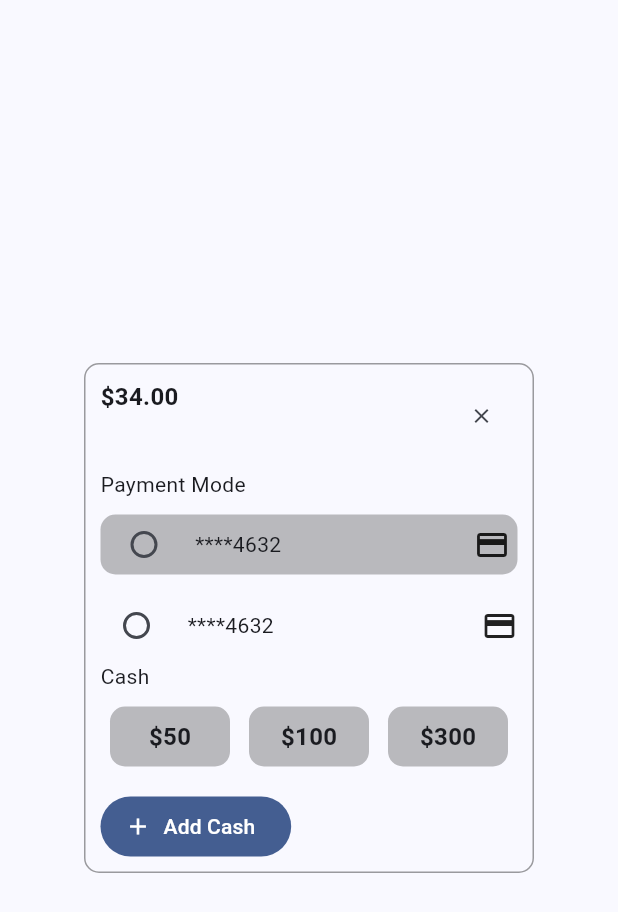
After one commit to hydev777/wt-flutter-samples, a Flutter app: the AnimatedCard2 screen opened directly, after a tap on "Add Cash", on a phone screen of 412 x 824 dp. The commit adds this screen. Shown: the top 912 px of the screen. Run offline on Flutter 3.47's test engine with Material 3 defaults, Android fonts, the phone set to English and light mode, and no system bars.

Commit message:
added desplegable card animation

```diff
--- /dev/null
+++ b/lib/animated_card_2.dart
@@ -0,0 +1,304 @@
+import 'package:flutter/material.dart';
+import 'dart:math' show pi;
+
+class AnimatedCard2 extends StatefulWidget {
+  const AnimatedCard2({super.key});
+
+  @override
+  State<AnimatedCard2> createState() => _AnimatedCard2State();
+}
+
+class _AnimatedCard2State extends State<AnimatedCard2>
+    with TickerProviderStateMixin {
+  late final AnimationController _animationController;
+  late final AnimationController _animationController2;
+  late final Tween<Alignment> _alignmentAnimation;
+  late final Tween<Alignment> _priceAlignmentAnimation;
+  late final Tween<double> _opacityAnimation;
+  late final Tween<double> _fontSizeAnimation;
+  late final Tween<double> _heightAnimation;
+  late final Tween<double> _widthAnimation;
+  late Animation<double> _rotationAnimation;
+
+  @override
+  void initState() {
+    super.initState();
+
+    _animationController = AnimationController(
+      vsync: this,
+      duration: Duration(milliseconds: 400),
+    );
+
+    _animationController2 = AnimationController(
+      vsync: this,
+      reverseDuration: Duration(milliseconds: 400),
+      duration: Duration(milliseconds: 400),
+    );
+
+    _priceAlignmentAnimation = Tween(
+      begin: Alignment.centerLeft,
+      end: Alignment.topLeft,
+    )..animate(_animationController);
+
+    _alignmentAnimation = Tween(
+      begin: Alignment.topRight,
+      end: Alignment.bottomLeft,
+    )..animate(_animationController);
+
+    _heightAnimation = Tween(
+      begin: 60,
+      end: 340,
+    )..animate(_animationController);
+
+    _widthAnimation = Tween(
+      begin: 250,
+      end: 300,
+    )..animate(_animationController);
+
+    _fontSizeAnimation = Tween(
+      begin: 22,
+      end: 16,
+    )..animate(_animationController);
+
+    _opacityAnimation = Tween(
+      begin: 0,
+      end: 1,
+    )..animate(_animationController);
+
+    _rotationAnimation = Tween<double>(begin: 0, end: -4).animate(
+      _animationController2,
+    );
+
+    _animationController2.addListener(() {
+      if (_animationController2.value > 0.5 &&
+          _rotationAnimation.status == AnimationStatus.forward) {
+        _animationController2.reverse();
+      }
+    });
+  }
+
+  @override
+  Widget build(BuildContext context) {
+    return Scaffold(
+      body: Center(
+        child: AnimatedBuilder(
+          animation: _animationController,
+          builder: (context, _) {
+            return GestureDetector(
+              onTap: () {},
+              child: Container(
+                padding: EdgeInsets.all(10),
+                decoration: BoxDecoration(
+                  borderRadius: BorderRadius.all(Radius.circular(10)),
+                  border: Border.all(
+                    color: Colors.black38,
+                    width: 1,
+                  ),
+                ),
+                height: _heightAnimation.evaluate(_animationController),
+                width: _widthAnimation.evaluate(_animationController),
+                child: Stack(
+                  children: [
+                    Opacity(
+                      opacity: _opacityAnimation.evaluate(_animationController),
+                      child: Align(
+                        alignment: Alignment.topRight,
+                        child: IconButton(
+                          onPressed: () {
+                            _animationController.reverse();
+                            _animationController2.reverse();
+                          },
+                          icon: Icon(
+                            Icons.close,
+                            size: 16,
+                          ),
+                        ),
+                      ),
+                    ),
+                    Align(
+                      alignment: _priceAlignmentAnimation
+                          .evaluate(_animationController),
+                      child: Text(
+                        '\$34.00',
+                        style: TextStyle(
+                          fontSize:
+                              _fontSizeAnimation.evaluate(_animationController),
+                          fontWeight: FontWeight.bold,
+                        ),
+                      ),
+                    ),
+                    Opacity(
+                      opacity: _opacityAnimation.evaluate(_animationController),
+                      child: _animationController.status ==
+                              AnimationStatus.completed
+                          ? Column(
+                              mainAxisAlignment: MainAxisAlignment.center,
+                              crossAxisAlignment: CrossAxisAlignment.stretch,
+                              children: [
+                                Text('Payment Mode'),
+                                SizedBox(
+                                  height: 10,
+                                ),
+                                Container(
+                                  height: 40,
+                                  padding: EdgeInsets.all(5),
+                                  decoration: BoxDecoration(
+                                    color: Colors.black26,
+                                    borderRadius: BorderRadius.circular(10),
+                                  ),
+                                  child: Row(
+                                    crossAxisAlignment:
+                                        CrossAxisAlignment.center,
+                                    children: [
+                                      Radio(
+                                        onChanged: (value) {},
+                                        value: true,
+                                        groupValue: {},
+                                      ),
+                                      SizedBox(
+                                        width: 10,
+                                      ),
+                                      Text(
+                                        '****',
+                                        textAlign: TextAlign.center,
+                                      ),
+                                      Text('4632'),
+                                      Spacer(),
+                                      Icon(Icons.credit_card),
+                                    ],
+                                  ),
+                                ),
+                                SizedBox(
+                                  height: 10,
+                                ),
+                                Row(
+                                  crossAxisAlignment: CrossAxisAlignment.center,
+                                  children: [
+                                    Radio(
+                                      onChanged: (value) {},
+                                      value: true,
+                                      groupValue: {},
+                                    ),
+                                    SizedBox(
+                                      width: 10,
+                                    ),
+                                    Text(
+                                      '****',
+                                      textAlign: TextAlign.center,
+                                    ),
+                                    Text('4632'),
+                                    Spacer(),
+                                    Icon(Icons.credit_card),
+                                  ],
+                                ),
+                                Text('Cash'),
+                                SizedBox(
+                                  height: 10,
+                                ),
+                                Row(
+                                  mainAxisAlignment:
+                                      MainAxisAlignment.spaceAround,
+                                  children: [
+                                    Container(
+                                      height: 40,
+                                      width: 80,
+                                      padding: EdgeInsets.all(5),
+                                      decoration: BoxDecoration(
+                                        color: Colors.black26,
+                                        borderRadius: BorderRadius.circular(10),
+                                      ),
+                                      alignment: Alignment.center,
+                                      child: Text(
+                                        '\$50',
+                                        style: TextStyle(
+                                            fontSize: 16,
+                                            fontWeight: FontWeight.bold),
+                                      ),
+                                    ),
+                                    Container(
+                                      height: 40,
+                                      width: 80,
+                                      padding: EdgeInsets.all(5),
+                                      decoration: BoxDecoration(
+                                        color: Colors.black26,
+                                        borderRadius: BorderRadius.circular(10),
+                                      ),
+                                      alignment: Alignment.center,
+                                      child: Text(
+                                        '\$100',
+                                        style: TextStyle(
+                                            fontSize: 16,
+                                            fontWeight: FontWeight.bold),
+                                      ),
+                                    ),
+                                    Container(
+                                      height: 40,
+                                      width: 80,
+                                      padding: EdgeInsets.all(5),
+                                      decoration: BoxDecoration(
+                                        color: Colors.black26,
+                                        borderRadius: BorderRadius.circular(10),
+                                      ),
+                                      alignment: Alignment.center,
+                                      child: Text(
+                                        '\$300',
+                                        style: TextStyle(
+                                            fontSize: 16,
+                                            fontWeight: FontWeight.bold),
+                                      ),
+                                    ),
+                                  ],
+                                ),
+                              ],
+                            )
+                          : SizedBox(),
+                    ),
+                    Opacity(
+                      opacity: _opacityAnimation.evaluate(_animationController),
+                      child: _animationController.status ==
+                              AnimationStatus.completed
+                          ? Center(
+                              child: Container(
+                                height: 150,
+                                child: Column(
+                                  crossAxisAlignment:
+                                      CrossAxisAlignment.stretch,
+                                  children: [],
+                                ),
+                              ),
+                            )
+                          : SizedBox(),
+                    ),
+                    AnimatedBuilder(
+                        animation: _animationController2,
+                        builder: (context, _) {
+                          return Transform.rotate(
+                            alignment: Alignment.centerLeft,
+                            angle: _rotationAnimation.value / pi,
+                            child: Align(
+                              alignment: _alignmentAnimation
+                                  .evaluate(_animationController),
+                              child: SizedBox(
+                                height: 40,
+                                child: FilledButton.icon(
+                                  icon: Icon(Icons.add),
+                                  onPressed: () {
+                                    _animationController.forward();
+                                    _animationController2.forward();
+                                  },
+                                  label: Text('Add Cash'),
+                                ),
+                              ),
+                            ),
+                          );
+                        }),
+                  ],
+                ),
+              ),
+            );
+          },
+        ),
+      ),
+    );
+  }
+}
--- a/lib/main.dart
+++ b/lib/main.dart
@@ -3,6 +3,7 @@ import 'package:flutter/material.dart';
 import 'animated_align_text.dart';
 import 'animated_arrows.dart';
 import 'animated_button_1.dart';
+import 'animated_card_2.dart';
 import 'animated_menu.dart';
 import 'dynamic_check_mark.dart';
 import 'flipping_cards.dart';
@@ -182,6 +183,19 @@ class _MyHomePageState extends State<MyHomePage> {
               },
               child: const Text('Staggered Menu Widget'),
             ),
+            const SizedBox(
+              height: 5,
+            ),
+            FilledButton(
+              onPressed: () {
+                Navigator.of(context).push(
+                  MaterialPageRoute<void>(
+                    builder: (BuildContext context) => const AnimatedCard2(),
+                  ),
+                );
+              },
+              child: const Text('Desplegable Card'),
+            )
           ],
         ),
       ),
```
